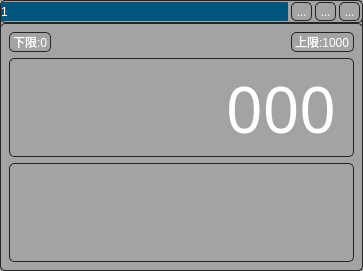
This is channelwidget.ui in byteman/bullet as Qt 5 draws it before an edit. The edited form follows.
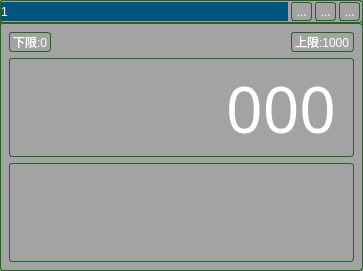
This is the edited form. Icons and pictures are not drawn. Custom widgets are drawn as their Qt base class.

Diff of the .ui file:
```diff
--- a/channelwidget.ui
+++ b/channelwidget.ui
@@ -17,10 +17,8 @@
    <string notr="true">background-color: rgb(163, 163, 163);
 font: 12pt &quot;微软雅黑&quot;;
 color: rgb(255, 255, 255);
-
-
-	border:1px solid #242424;
-	border-radius:5px;
+border:1px solid #246424;
+border-radius:3px;
 
 </string>
   </property>
```
